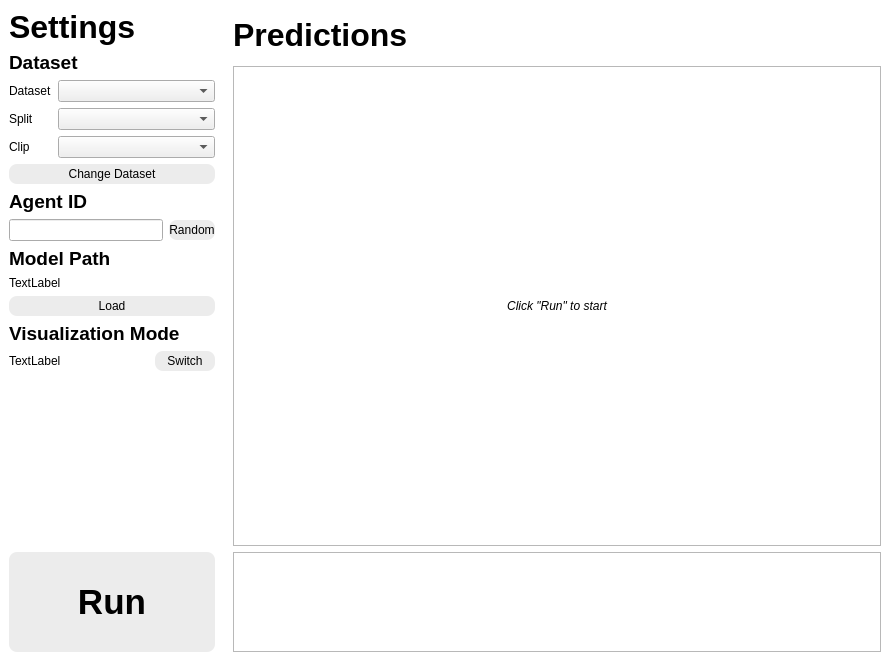
cocoon2wong/Project-Solitaire, file window.ui: the form before one commit.
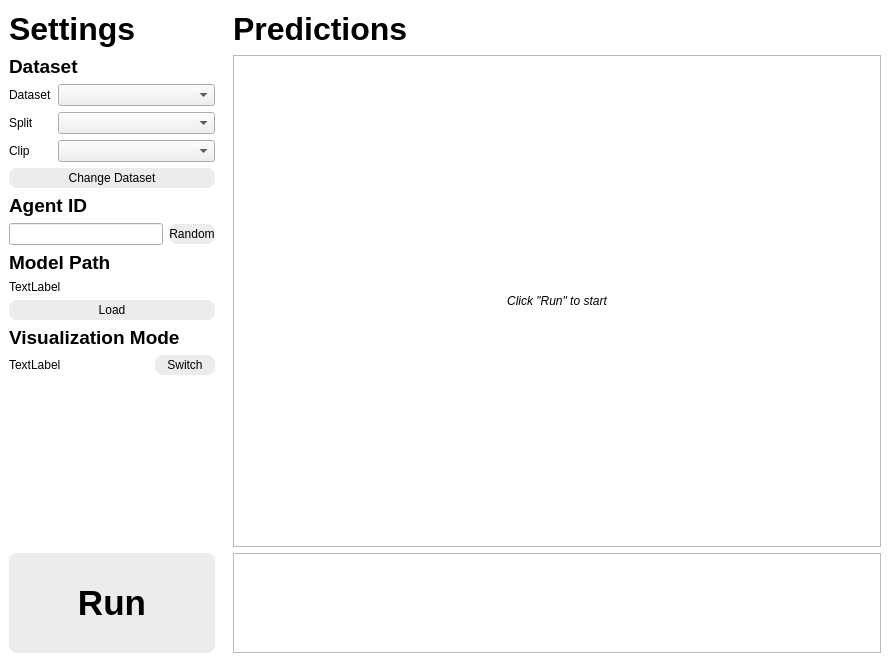
The form after the commit. Custom widgets are drawn as their Qt base class.

Commit message: Add the new `MyButton` class

```diff
--- a/window.ui
+++ b/window.ui
@@ -20,7 +20,7 @@
       <x>0</x>
       <y>0</y>
       <width>890</width>
-      <height>661</height>
+      <height>662</height>
      </rect>
     </property>
     <layout class="QHBoxLayout" name="horizontalLayout">
@@ -48,14 +48,23 @@
 padding-top: 3px;
 padding-bottom: 3px;
 }
-
-QPushButton:hover {
-	background-color: rgb(0, 133, 161);
-}</string>
+</string>
        </property>
        <layout class="QVBoxLayout" name="verticalLayout_4">
         <item>
          <widget class="QLabel" name="label">
+          <property name="minimumSize">
+           <size>
+            <width>0</width>
+            <height>40</height>
+           </size>
+          </property>
+          <property name="maximumSize">
+           <size>
+            <width>16777215</width>
+            <height>40</height>
+           </size>
+          </property>
           <property name="font">
            <font>
             <pointsize>24</pointsize>
@@ -336,6 +345,18 @@
        <layout class="QVBoxLayout" name="verticalLayout_3">
         <item>
          <widget class="QLabel" name="label_2">
+          <property name="minimumSize">
+           <size>
+            <width>0</width>
+            <height>40</height>
+           </size>
+          </property>
+          <property name="maximumSize">
+           <size>
+            <width>16777215</width>
+            <height>40</height>
+           </size>
+          </property>
           <property name="font">
            <font>
             <pointsize>24</pointsize>
@@ -412,6 +433,13 @@
    </widget>
   </widget>
  </widget>
+ <customwidgets>
+  <customwidget>
+   <class>MyButton</class>
+   <extends>QPushButton</extends>
+   <header location="global">mybutton.h</header>
+  </customwidget>
+ </customwidgets>
  <resources/>
  <connections/>
 </ui>
```
Left out of the diff: 16 changed lines with no effect on the pictures. The commit also changes 2 other files.
